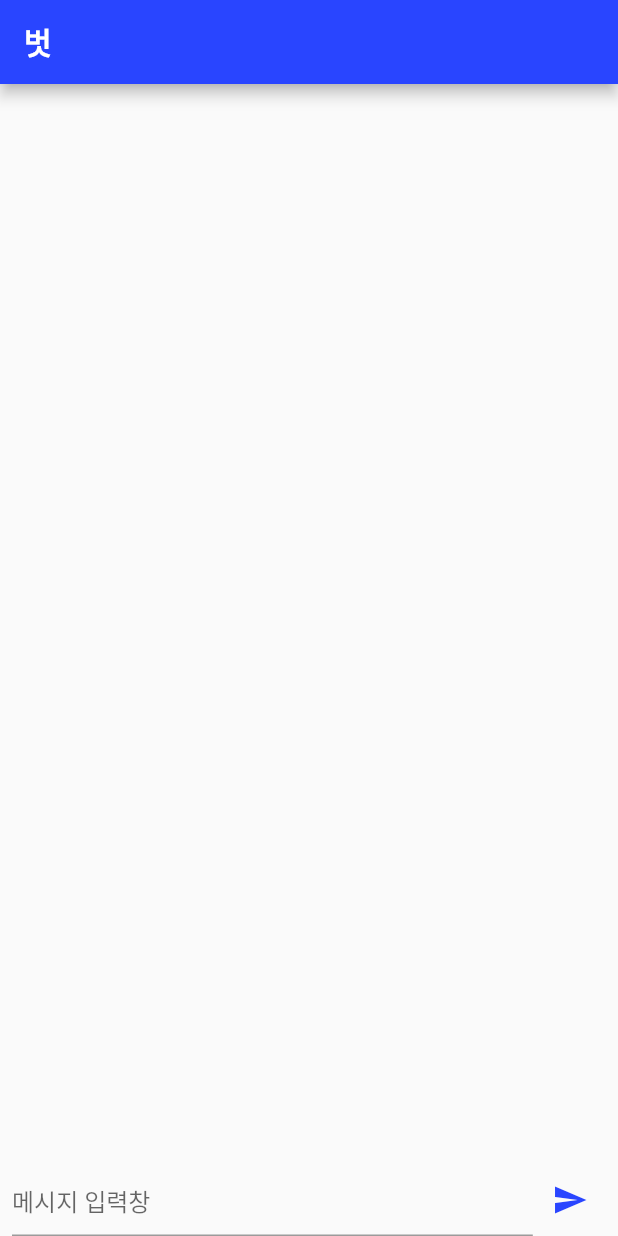
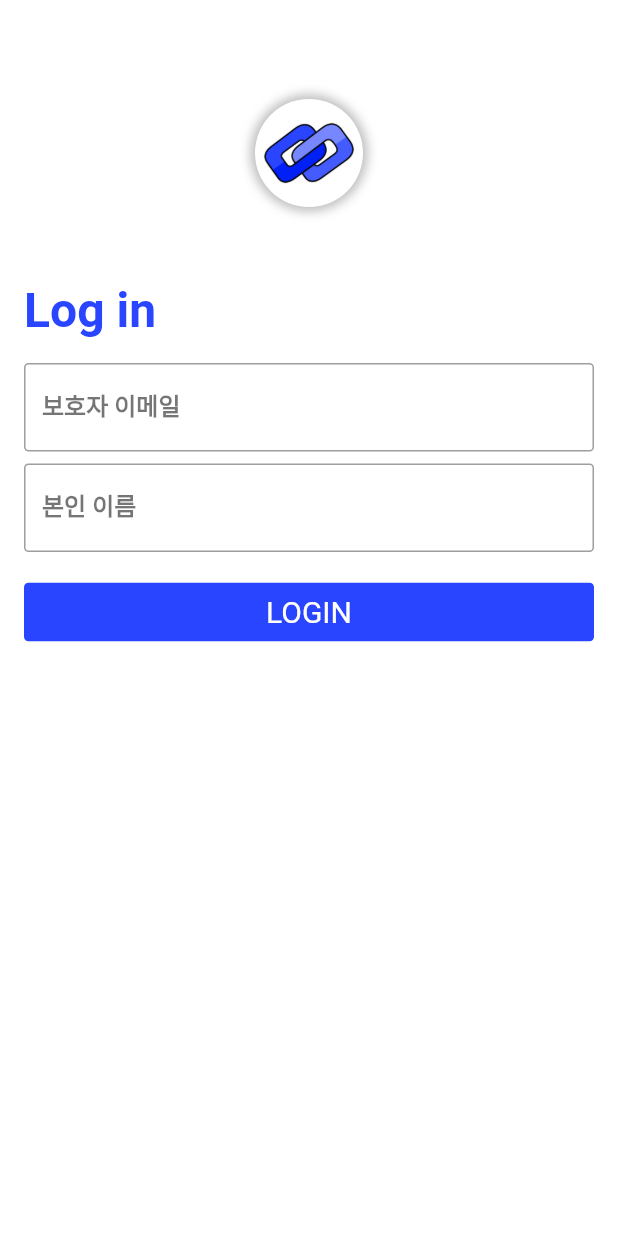
Before and after one commit to Nearby-Project-Team/front-nearby, a Flutter app: the screen it shows after launch, on a phone screen of 412 x 824 dp. Run offline on Flutter 3.47's test engine with Material 2 defaults, Android fonts, the phone set to English and light mode, and no system bars; our stand-ins replace logger.

Commit message:
Add auth page

```diff
--- a/lib/component/chat_message.dart
+++ b/lib/component/chat_message.dart
@@ -29,7 +29,7 @@ class ChatMessage extends StatelessWidget {
                   child: SizedBox(
                       height: 90,
                       width: 90,
-                      child: Image.asset('images/logo-noback.png')
+                      child: Image.asset('assets/logo-noback.png')
                   )
                 ),
               ),
--- a/lib/main.dart
+++ b/lib/main.dart
@@ -1,6 +1,9 @@
 import 'package:flutter/material.dart';
+import 'package:front_nearby/pages/auth_page.dart';
 import 'package:front_nearby/pages/home_page.dart';
 import 'package:front_nearby/palette.dart';
+import 'package:front_nearby/provider/page_notifier.dart';
+import 'package:provider/provider.dart';
 
 void main() {
   runApp(MyApp());
@@ -13,17 +16,22 @@
   @override
   Widget build(BuildContext context) {
 
-    return MaterialApp(
+    return MultiProvider(
+      providers: [ChangeNotifierProvider(create: (_)=>PageNotifier())],
+      child: MaterialApp(
         title: 'Flutter Demo',
         theme: ThemeData(
           primarySwatch: Palette.newBlue,
           visualDensity: VisualDensity.adaptivePlatformDensity,
         ),
-      home: Navigator(
+        home: Consumer<PageNotifier>(
+          builder: (context, pageNotifier, child){
+            return Navigator(
               pages:[
                 MaterialPage(
-                key: ValueKey(HomePage.pageName),
-                child: HomePage())
+                    key: ValueKey(AuthPage.pageName),
+                    child: HomePage()),
+                if(pageNotifier.currentPage == AuthPage.pageName)  AuthPage(),
               ],
               onPopPage: (route, result){
                 if(!route.didPop(result)){
@@ -31,6 +39,9 @@
                 }
                 return true;
               },
+            );
+          },
+        ),
       ),
     );
   }
--- /dev/null
+++ b/lib/pages/auth_page.dart
@@ -0,0 +1,121 @@
+import 'package:flutter/material.dart';
+import 'package:logger/logger.dart';
+import 'package:provider/provider.dart';
+import 'package:front_nearby/palette.dart';
+
+import '../provider/page_notifier.dart';
+
+class AuthPage extends Page{
+
+  static final pageName = 'AuthPage';
+
+  @override
+  Route createRoute(BuildContext context) {
+    return MaterialPageRoute(settings:this, builder: (context)=>AuthWidget());
+  }
+
+}
+
+class AuthWidget extends StatefulWidget {
+  const AuthWidget({Key? key}) : super(key: key);
+
+  @override
+  State<AuthWidget> createState() => _AuthWidgetState();
+}
+
+class _AuthWidgetState extends State<AuthWidget> {
+
+  GlobalKey<FormState> _formkey = GlobalKey<FormState>();
+  TextEditingController _caregiverEmailController = TextEditingController();
+  TextEditingController _elderlyNameController = TextEditingController();
+
+  static final double _cornerRadius = 3.0;
+  @override
+  Widget build(BuildContext context) {
+    return Material(
+      child: Container(
+        color: Colors.white,
+        child: Center(
+          child: Scaffold(
+            backgroundColor: Colors.transparent,
+            body: SafeArea(
+              child: Form(
+                key: _formkey,
+                child: ListView(
+                  padding: EdgeInsets.all(16),
+                  children: [
+                    SizedBox(height: 50),
+                    Container(
+                      decoration: BoxDecoration(
+                        shape: BoxShape.circle,
+                        boxShadow: [BoxShadow(blurRadius: 5, color: Colors.black26, spreadRadius: 3)],
+                      ),
+                      child: CircleAvatar(
+                        backgroundColor: Colors.white,
+                        radius: 36,
+                        child: Image.asset('assets/logo-noback.png'),
+                      ),
+                    ),
+                    SizedBox(height: 50),
+                    Text("Log in",
+                      style: TextStyle(
+                        fontSize: 32,
+                        fontWeight: FontWeight.bold,
+                        color: Palette.newBlue,
+
+                      ),
+                    ),
+                    SizedBox(height: 16),
+                    _buildTextFormField("보호자 이메일", _caregiverEmailController),
+                    SizedBox(height: 8),
+                    _buildTextFormField("본인 이름", _elderlyNameController),
+                    SizedBox(height: 16),
+                    TextButton(
+                      onPressed: () {
+                        if(_formkey.currentState!.validate())
+                          {
+                            Logger().d('모든 값이 올바름!');
+                            Provider.of<PageNotifier>(context, listen: false)
+                                .goToMain();
+                          }
+                      },
+                      style: TextButton.styleFrom(
+                        primary: Colors.white,
+                        backgroundColor: Palette.newBlue,
+                        textStyle: TextStyle(fontSize: 20),
+                        shape: RoundedRectangleBorder(
+                          borderRadius: BorderRadius.circular(_cornerRadius)
+                        )// foreground
+                      ),
+                      child: Text("LOGIN"),)
+                  ],
+                ),
+              ),
+            ),
+          )
+        )
+      ),
+    );
+  }
+
+  TextFormField _buildTextFormField(String lableText, TextEditingController controller) {
+    return TextFormField(
+                    controller: controller,
+                    validator: (text){
+                      if(text == null || text.isEmpty)
+                        {
+                          return "입력창이 비어있어요!";
+                        }
+                      return null;
+                    },
+                    style: TextStyle(fontWeight: FontWeight.bold),
+                    decoration: InputDecoration(
+                      labelText: lableText,
+                      border: OutlineInputBorder(
+                          borderSide: BorderSide(width: 10),
+                          borderRadius: BorderRadius.circular(_cornerRadius)),
+                      labelStyle: TextStyle(color: Colors.black54)
+                    )
+                  );
+  }
+}
--- a/lib/pages/home_page.dart
+++ b/lib/pages/home_page.dart
@@ -1,7 +1,10 @@
 import 'package:flutter/material.dart';
 import 'package:front_nearby/component/chat_message.dart';
+import 'package:front_nearby/pages/auth_page.dart';
 import 'package:front_nearby/palette.dart';
+import 'package:front_nearby/provider/page_notifier.dart';
 import 'package:logger/logger.dart';
+import 'package:provider/provider.dart';
 
 class HomePage extends StatefulWidget{
   static final String pageName = 'Homepage';
@@ -20,7 +23,14 @@ class _HomePageState extends State<HomePage> {
       appBar: AppBar(
         title: const Text("벗",
           style: TextStyle(fontWeight: FontWeight.bold)),
+        actions: [
+          IconButton(icon: Icon(Icons.logout), onPressed: (){
+            Provider.of<PageNotifier>(context, listen: false)
+                .goToOtherPage(AuthPage.pageName);
+          })
+        ],
       ),
+
       body: Column(
         children: [
           Expanded(
--- /dev/null
+++ b/lib/provider/page_notifier.dart
@@ -0,0 +1,21 @@
+import 'package:flutter/material.dart';
+import 'package:front_nearby/pages/auth_page.dart';
+import 'package:front_nearby/pages/home_page.dart';
+
+class PageNotifier extends ChangeNotifier{
+  String _currentPage = AuthPage.pageName;
+
+  String get currentPage => _currentPage;
+
+  void goToMain()
+  {
+    _currentPage = HomePage.pageName;
+    notifyListeners();
+  }
+
+  void goToOtherPage(String name)
+  {
+    _currentPage = name;
+    notifyListeners();
+  }
+}
--- a/pubspec.yaml
+++ b/pubspec.yaml
@@ -35,6 +35,7 @@ dependencies:
   # Use with the CupertinoIcons class for iOS style icons.
   cupertino_icons: ^1.0.2
   logger: ^1.1.0
+  provider: ^6.0.3
 
 dev_dependencies:
   flutter_test:
@@ -60,7 +61,7 @@ flutter:
 
   # To add assets to your application, add an assets section, like this:
   assets:
-    - images/logo-noback.png
+    - assets/logo-noback.png
 #     - images/a_dot_ham.jpeg
 
   # An image asset can refer to one or more resolution-specific "variants", see
```
Also changed, not shown: assets/logo-noback.png (renamed from images/logo-noback.png), pubspec.lock. Lines whose indentation alone changed are shown as unchanged.
